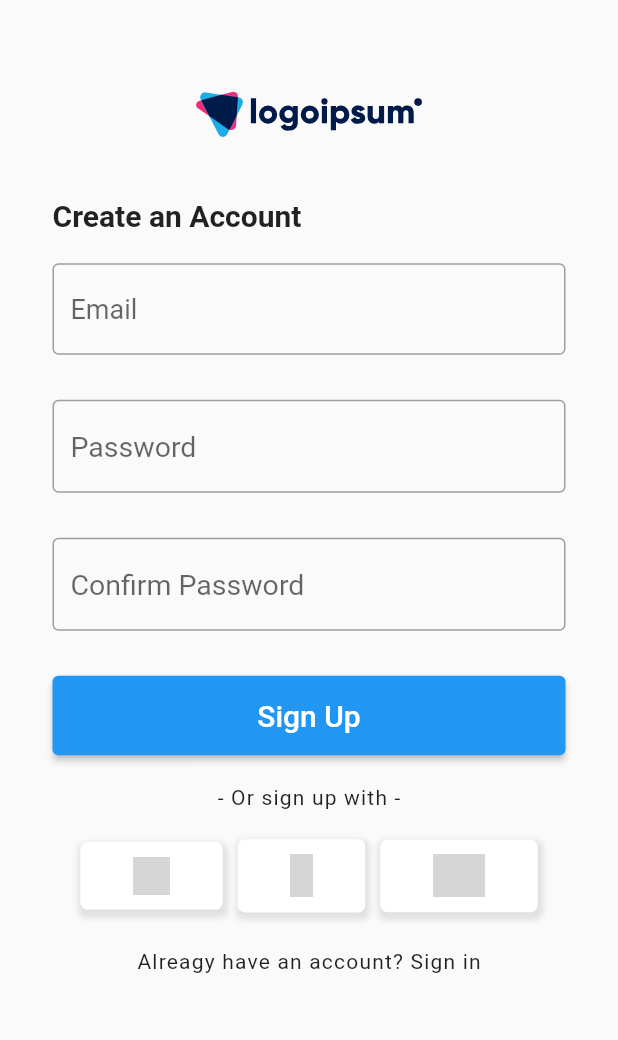
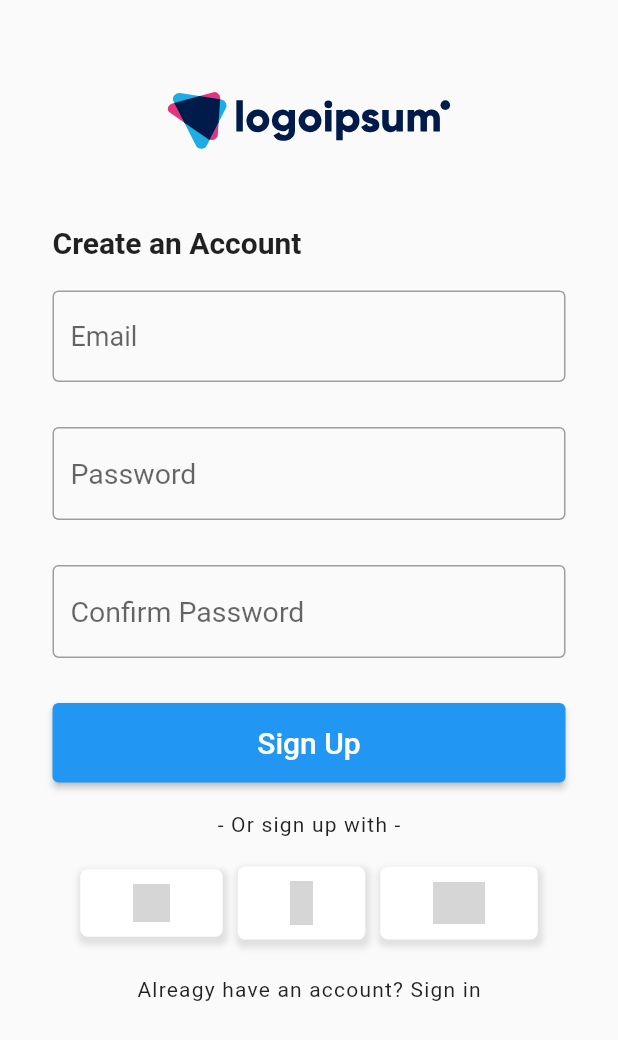
Before and after one commit to EdwinWalela/FlutterScreens, a Flutter app: the screen it shows after launch, on a phone screen of 412 x 824 dp. Shown: the top 1040 px of the screen. Run offline on Flutter 3.47's test engine with Material 2 defaults, Android fonts, the phone set to English and light mode, and no system bars; our stand-ins replace flutter_svg; grey boxes are pictures that could not be loaded.

Commit message:
logo resize

```diff
--- a/lib/src/screens/registration_screen.dart
+++ b/lib/src/screens/registration_screen.dart
@@ -9,7 +9,7 @@ class RegistrationScreen extends StatelessWidget {
           Column(
             crossAxisAlignment: CrossAxisAlignment.start,
             children: [
-              Container(margin: EdgeInsets.only(top: 20.0)),
+              Container(margin: EdgeInsets.only(top: 10.0)),
               logo(),
               formHeader(),
               form(),
@@ -31,7 +31,7 @@ class RegistrationScreen extends StatelessWidget {
     return Center(
       child: SvgPicture.asset(
         'assets/mainlogo.svg',
-        width: 200,
+        width: 250,
       ),
     );
   }
```
